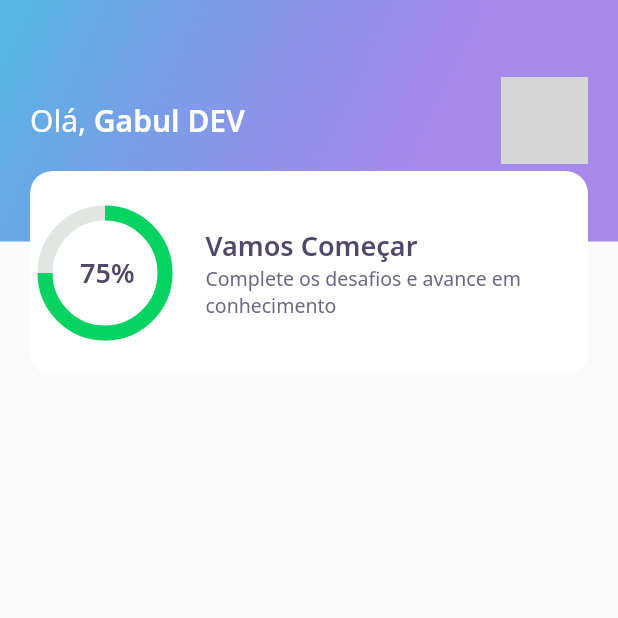
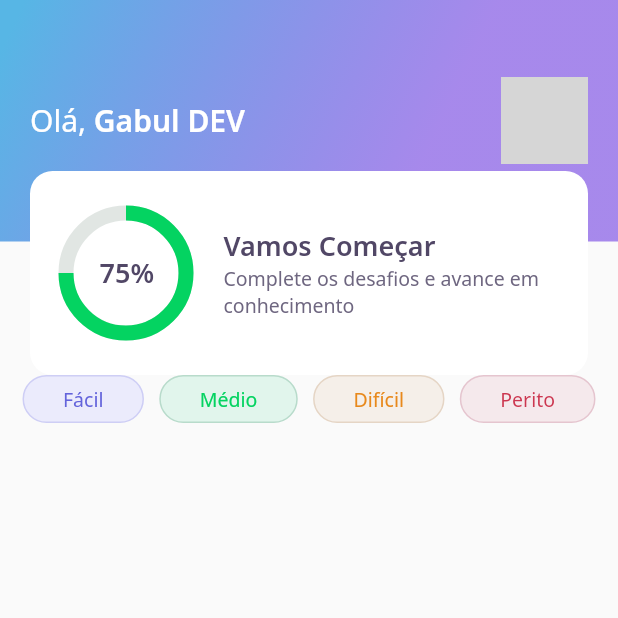
Before and after one commit to Flaviohmm/DevQuiz-Flutter, a Flutter app: the screen it shows after launch, on a phone screen of 412 x 824 dp, the top half of it. Run offline on Flutter 3.47's test engine with Material 2 defaults, Android fonts, the phone set to English and light mode, and no system bars; our stand-ins replace google_fonts; network calls fail; grey boxes are pictures that could not be loaded.

Commit message:
NLW#5 - Corrigindo o Score Card Widget e Criando o LevelButton

```diff
--- a/lib/home/home_page.dart
+++ b/lib/home/home_page.dart
@@ -1,4 +1,5 @@
 import 'package:dev_quiz/home/widgets/appbar/app_bar_widget.dart';
+import 'package:dev_quiz/home/widgets/level_button/level_button_widget.dart';
 import 'package:flutter/material.dart';
 
 class HomePage extends StatefulWidget {
@@ -13,6 +14,26 @@ class _HomePageState extends State<HomePage> {
   Widget build(BuildContext context) {
     return Scaffold(
       appBar: AppBarWidget(),
+      body: Padding(
+        padding: const EdgeInsets.symmetric(horizontal: 15),
+        child: Row(
+          mainAxisAlignment: MainAxisAlignment.spaceBetween,
+          children: [
+            LevelButtonWidget(
+              label: "Fácil",
+            ),
+            LevelButtonWidget(
+              label: "Médio",
+            ),
+            LevelButtonWidget(
+              label: "Difícil",
+            ),
+            LevelButtonWidget(
+              label: "Perito",
+            ),
+          ],
+        ),
+      ),
     );
   }
 }
--- a/lib/home/widgets/chart/chart_widget.dart
+++ b/lib/home/widgets/chart/chart_widget.dart
@@ -7,9 +7,7 @@ class ChartWidget extends StatelessWidget {
 
   @override
   Widget build(BuildContext context) {
-    return Padding(
-      padding: const EdgeInsets.only(left:10),
-      child: Container(
+    return Container(
       height: 80,
       width: 80,
       child: Stack(
@@ -30,7 +28,6 @@ class ChartWidget extends StatelessWidget {
           )
         ],
       ),
-      ),
     );
   }
 }
--- /dev/null
+++ b/lib/home/widgets/level_button/level_button_widget.dart
@@ -0,0 +1,61 @@
+import 'package:dev_quiz/core/app_colors.dart';
+import 'package:flutter/material.dart';
+import 'package:google_fonts/google_fonts.dart';
+
+class LevelButtonWidget extends StatelessWidget {
+  final String label;
+  LevelButtonWidget({
+    Key? key,
+    required this.label
+  }) : assert(["Fácil", "Médio", "Difícil", "Perito"].contains(label)),
+  super(key: key);
+
+  final config = {
+    "Fácil": {
+      "color": AppColors.levelButtonFacil,
+      "borderColor": AppColors.levelButtonBorderFacil,
+      "fontColor": AppColors.levelButtonTextFacil
+    },
+    "Médio": {
+      "color": AppColors.levelButtonMedio,
+      "borderColor": AppColors.levelButtonBorderMedio,
+      "fontColor": AppColors.levelButtonTextMedio
+    },
+    "Difícil": {
+      "color": AppColors.levelButtonDificil,
+      "borderColor": AppColors.levelButtonBorderDificil,
+      "fontColor": AppColors.levelButtonTextDificil
+    },
+    "Perito": {
+      "color": AppColors.levelButtonPerito,
+      "borderColor": AppColors.levelButtonBorderPerito,
+      "fontColor": AppColors.levelButtonTextPerito
+    }
+  };
+
+  Color get color => config[label]!['color']!;
+  Color get borderColor => config[label]!['borderColor']!;
+  Color get fontColor => config[label]!['fontColor']!;
+
+  @override
+  Widget build(BuildContext context) {
+    return Container(
+      decoration: BoxDecoration(
+        color: color,
+        border: Border.fromBorderSide(
+          BorderSide(color: borderColor)
+        ),
+        borderRadius: BorderRadius.circular(28)
+      ),
+      child: Padding(
+        padding: const EdgeInsets.symmetric(horizontal: 26, vertical: 6),
+        child: Text(label,
+          style: GoogleFonts.notoSans(
+            color: fontColor,
+            fontSize: 13
+          )
+        ),
+      )
+    );
+  }
+}
--- a/lib/home/widgets/score_card/score_card_widget.dart
+++ b/lib/home/widgets/score_card/score_card_widget.dart
@@ -16,6 +16,8 @@ class ScoreCardWidget extends StatelessWidget {
           color: AppColors.white,
           borderRadius: BorderRadius.circular(15)
         ),
+        child: Padding(
+          padding: const EdgeInsets.symmetric(horizontal: 24),
           child: Row(
             crossAxisAlignment: CrossAxisAlignment.center,
             children: [
@@ -40,6 +42,7 @@ class ScoreCardWidget extends StatelessWidget {
             ],
           ),
         ),
+      ),
     );
   }
 }
```
Lines whose indentation alone changed are shown as unchanged.
